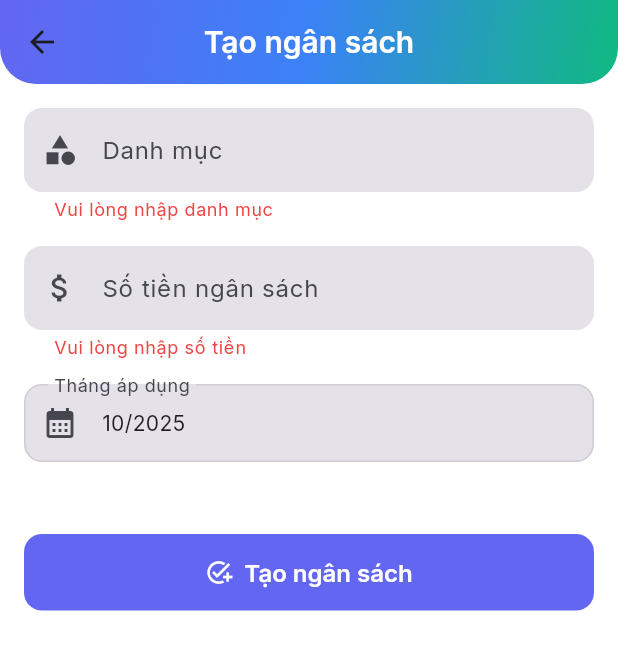
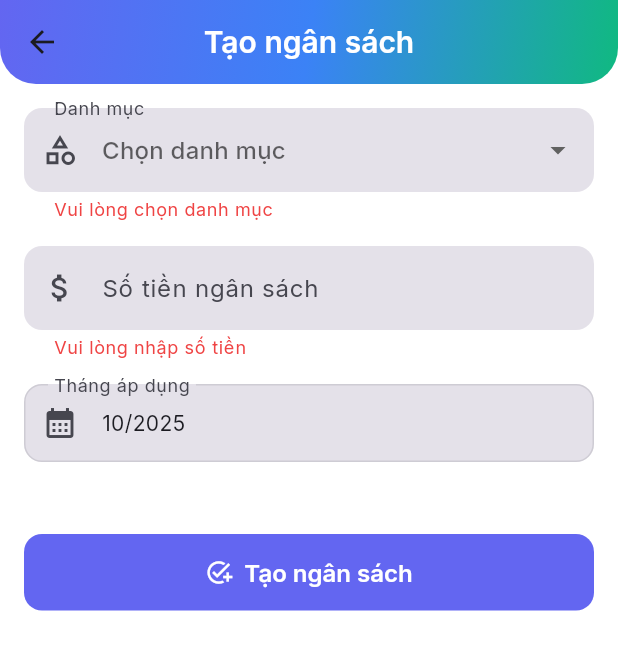
Before and after one commit to Minhkl27/finance_manage, a Flutter app: the AddEditBudgetScreen screen opened directly, after a tap on "Tạo ngân sách", on a phone screen of 412 x 824 dp. Shown: the top 650 px of the screen. Run offline on Flutter 3.47's test engine with Material 3 defaults, Android fonts, the phone set to English and light mode, and no system bars; our stand-ins replace google_fonts, shared_preferences; accounts and stored records are empty.

Commit message:
làm lại danh mục

```diff
--- a/lib/features/budget/add_edit_budget_screen.dart
+++ b/lib/features/budget/add_edit_budget_screen.dart
@@ -17,9 +17,17 @@ class AddEditBudgetScreen extends StatefulWidget {
 
 class _AddEditBudgetScreenState extends State<AddEditBudgetScreen> {
   final _formKey = GlobalKey<FormState>();
-  final _categoryController = TextEditingController();
+  final _otherCategoryController = TextEditingController();
   final _amountController = TextEditingController();
+  String? _currentCategorySelection;
   DateTime _selectedMonth = DateTime.now();
+
+  static const List<String> _defaultCategories = [
+    'Ăn uống',
+    'Đi lại',
+    'Mua sắm',
+    'Xăng xe',
+  ];
 
   bool get _isEditing => widget.budget != null;
 
@@ -27,7 +35,13 @@ class _AddEditBudgetScreenState extends State<AddEditBudgetScreen> {
   void initState() {
     super.initState();
     if (_isEditing) {
-      _categoryController.text = widget.budget!.category;
+      final category = widget.budget!.category;
+      if (_defaultCategories.contains(category)) {
+        _currentCategorySelection = category;
+      } else if (category.isNotEmpty) {
+        _currentCategorySelection = 'Khác';
+        _otherCategoryController.text = category;
+      }
       _amountController.text = widget.budget!.amount.toStringAsFixed(0);
       _selectedMonth = widget.budget!.month;
     }
@@ -35,7 +49,7 @@ class _AddEditBudgetScreenState extends State<AddEditBudgetScreen> {
 
   @override
   void dispose() {
-    _categoryController.dispose();
+    _otherCategoryController.dispose();
     _amountController.dispose();
     super.dispose();
   }
@@ -58,13 +72,28 @@ class _AddEditBudgetScreenState extends State<AddEditBudgetScreen> {
   void _saveBudget() {
     if (!_formKey.currentState!.validate()) return;
 
-    final category = _categoryController.text.trim();
+    _formKey.currentState!.save();
+    String category = _currentCategorySelection ?? '';
+    if (_currentCategorySelection == 'Khác') {
+      category = _otherCategoryController.text.trim();
+    }
+
     final amount = double.tryParse(_amountController.text);
 
     if (amount == null || amount <= 0) {
       ScaffoldMessenger.of(context).showSnackBar(
         const SnackBar(
           content: Text('Vui lòng nhập số tiền hợp lệ'),
+          backgroundColor: Colors.red,
+        ),
+      );
+      return;
+    }
+
+    if (category.isEmpty) {
+      ScaffoldMessenger.of(context).showSnackBar(
+        const SnackBar(
+          content: Text('Vui lòng chọn hoặc nhập danh mục'),
           backgroundColor: Colors.red,
         ),
       );
@@ -121,17 +150,51 @@ class _AddEditBudgetScreenState extends State<AddEditBudgetScreen> {
         child: ListView(
           padding: const EdgeInsets.all(AppConstants.defaultPadding),
           children: [
-            TextFormField(
-              controller: _categoryController,
+            DropdownButtonFormField<String>(
+              initialValue: _currentCategorySelection,
               decoration: const InputDecoration(
                 labelText: 'Danh mục',
-                hintText: 'Ví dụ: Ăn uống, Mua sắm...',
-                prefixIcon: Icon(Icons.category),
+                prefixIcon: Icon(Icons.category_outlined),
               ),
-              validator: (value) => (value == null || value.trim().isEmpty)
-                  ? 'Vui lòng nhập danh mục'
-                  : null,
+              hint: const Text('Chọn danh mục'),
+              items: [
+                ..._defaultCategories.map((String category) {
+                  return DropdownMenuItem<String>(
+                    value: category,
+                    child: Text(category),
+                  );
+                }),
+                const DropdownMenuItem<String>(
+                  value: 'Khác',
+                  child: Text('Khác (tự nhập)'),
+                ),
+              ],
+              onChanged: (String? newValue) {
+                setState(() {
+                  _currentCategorySelection = newValue;
+                });
+              },
+              validator: (value) =>
+                  value == null ? 'Vui lòng chọn danh mục' : null,
             ),
+            if (_currentCategorySelection == 'Khác') ...[
+              const SizedBox(height: AppConstants.defaultPadding),
+              TextFormField(
+                controller: _otherCategoryController,
+                decoration: const InputDecoration(
+                  labelText: 'Tên danh mục khác',
+                  hintText: 'Ví dụ: Giải trí, Du lịch...',
+                  prefixIcon: Icon(Icons.edit),
+                ),
+                validator: (value) {
+                  if (_currentCategorySelection == 'Khác' &&
+                      (value == null || value.trim().isEmpty)) {
+                    return 'Vui lòng nhập tên danh mục';
+                  }
+                  return null;
+                },
+              ),
+            ],
             const SizedBox(height: AppConstants.defaultPadding),
             TextFormField(
               controller: _amountController,
--- a/pubspec.yaml
+++ b/pubspec.yaml
@@ -42,7 +42,7 @@ dependencies:
   shared_preferences: ^2.2.3
 
   # Internationalization
-  intl: ^0.19.0
+  intl: ^0.20.2
 
   # Modern UI components
   google_fonts: ^6.2.1
@@ -52,6 +52,8 @@ dependencies:
 
   # Animations
   animations: ^2.0.11
+  flutter_localizations:
+    sdk: flutter
 
 dev_dependencies:
   flutter_test:
```
Also changed, not shown: lib/features/transactions/add_transaction_screen.dart (+76 -13 lines), pubspec.lock.
